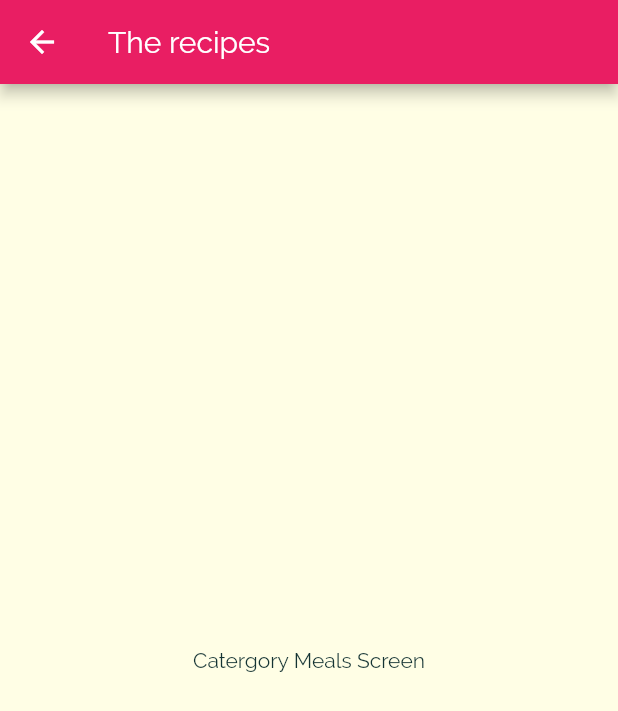
After one commit to sahilmob/fluuter-course-deli-meals, a Flutter app: the screen it shows after launch, after a tap on "Italian", on a phone screen of 412 x 824 dp. The commit adds this screen. Shown: the top 711 px of the screen. Run offline on Flutter 3.47's test engine with Material 2 defaults, Android fonts, the phone set to English and light mode, and no system bars.

Commit message:
add category meals route

```diff
--- a/lib/category_item.dart
+++ b/lib/category_item.dart
@@ -1,3 +1,4 @@
+import 'package:deli_meals/category_meals_screen.dart';
 import "package:flutter/material.dart";
 
 class CategoryItem extends StatelessWidget {
@@ -6,9 +7,25 @@ class CategoryItem extends StatelessWidget {
 
   const CategoryItem({Key key, this.title, this.color}) : super(key: key);
 
+  void selectCategory(BuildContext context) {
+    Navigator.of(context).push(
+      MaterialPageRoute(
+        builder: (_) {
+          return CategoryMealsScreen(
+            title: "hhii",
+          );
+        },
+      ),
+    );
+  }
+
   @override
   Widget build(BuildContext context) {
-    return Container(
+    return InkWell(
+      onTap: () => selectCategory(context),
+      splashColor: Theme.of(context).primaryColor,
+      borderRadius: BorderRadius.circular(15),
+      child: Container(
         padding: const EdgeInsets.all(15),
         child: Text(
           title,
@@ -21,6 +38,7 @@ class CategoryItem extends StatelessWidget {
               end: Alignment.bottomRight),
           borderRadius: BorderRadius.circular(15),
         ),
+      ),
     );
   }
 }
--- /dev/null
+++ b/lib/category_meals_screen.dart
@@ -0,0 +1,21 @@
+import "package:flutter/material.dart";
+
+class CategoryMealsScreen extends StatelessWidget {
+  final String title;
+
+  const CategoryMealsScreen({Key key, this.title}) : super(key: key);
+
+  @override
+  Widget build(BuildContext context) {
+    return Scaffold(
+      appBar: AppBar(
+        title: Text("The recipes"),
+      ),
+      body: Center(
+        child: Text(
+          "Catergory Meals Screen",
+        ),
+      ),
+    );
+  }
+}
--- a/lib/main.dart
+++ b/lib/main.dart
@@ -1,4 +1,4 @@
-import 'package:deli_meals/categories.screen.dart';
+import 'package:deli_meals/categories_screen.dart';
 import 'package:flutter/material.dart';
 
 void main() => runApp(MyApp());
```
Also changed, not shown: lib/categories_screen.dart (renamed from lib/categories.screen.dart). Lines whose indentation alone changed are shown as unchanged.
